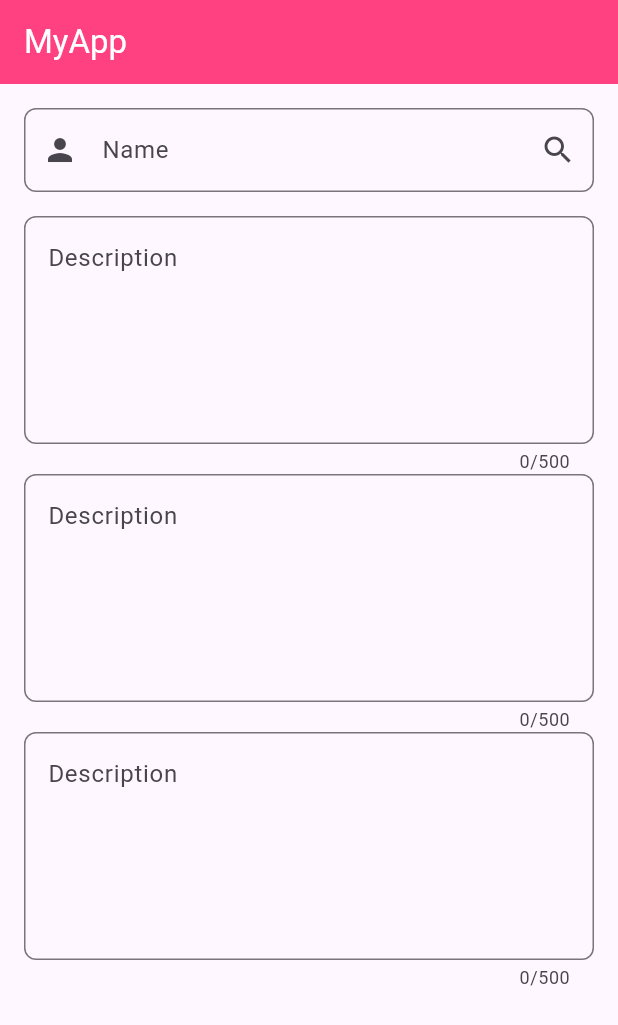
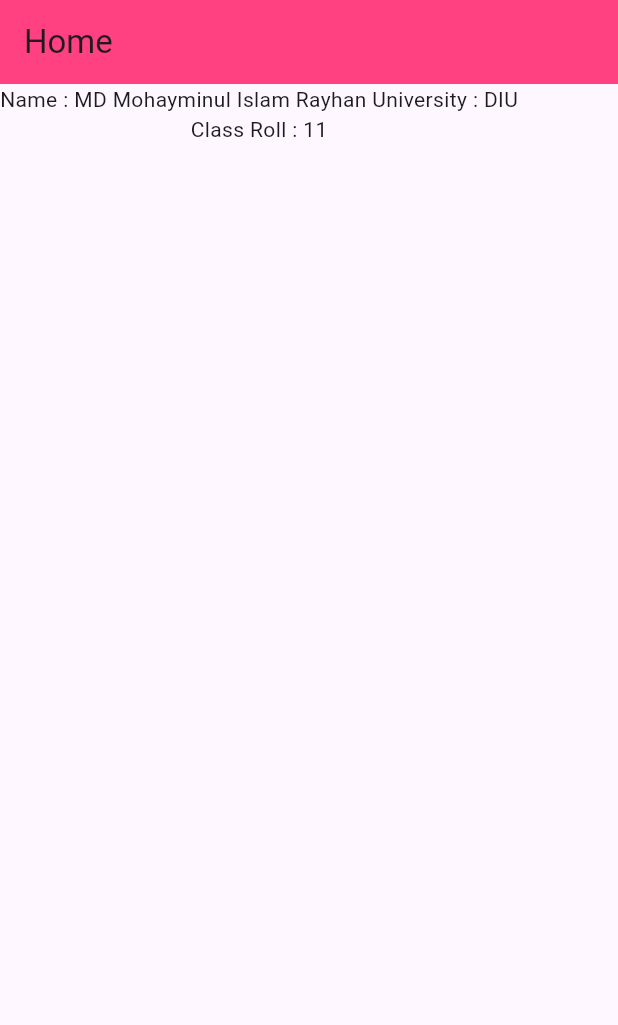
Before and after one commit to mohayminul94/flutter_practice, a Flutter app: the screen it shows after launch, on a phone screen of 412 x 824 dp. Shown: the top 1025 px of the screen. Run offline on Flutter 3.47's test engine with Material 3 defaults, Android fonts, the phone set to English and light mode, and no system bars.

Commit message:
MediaQuery Wrap, LayoutBuilder

```diff
--- a/lib/main.dart
+++ b/lib/main.dart
@@ -1,7 +1,7 @@
 import 'package:flutter/material.dart';
 
-void main() {
-  runApp(const MyApp());
+void main(){
+  runApp(MyApp());
 }
 
 class MyApp extends StatelessWidget {
@@ -11,126 +11,42 @@ class MyApp extends StatelessWidget {
   Widget build(BuildContext context) {
     return MaterialApp(
       debugShowCheckedModeBanner: false,
-      theme: ThemeData(
-        appBarTheme: const AppBarTheme(
-          backgroundColor: Colors.pinkAccent,
-          foregroundColor: Colors.white,
-        ),
+      home: Home(),
+    );
+  }
+}
+
+class Home extends StatelessWidget {
+  const Home({super.key});
+
+  @override
+  Widget build(BuildContext context) {
+
+    // --------------------MediaQuery ------------------------
+
+    MediaQueryData mediaQuery = MediaQuery.of(context);
+
+    print(mediaQuery.size.width);
+
+
+
+    return Scaffold(
+      appBar: AppBar(
+        title: Text("Home"),
+        backgroundColor: Colors.pinkAccent,
       ),
-      home: Scaffold(
-        appBar: AppBar(
-          title: const Text("MyApp"),
-        ),
-        body: SingleChildScrollView(
-          child: Padding(
-            padding: const EdgeInsets.all(16.0),
-            child: Column(
-              children: [
-                // Name Field
-                TextField(
-                  decoration: InputDecoration(
-                    labelText: 'Name',
-                    labelStyle: const TextStyle(
-                      fontSize: 16,
-                    ),
-                    hintText: "Enter your name",
-                    border: OutlineInputBorder(
-                      borderRadius: BorderRadius.circular(8), // Rounded corners
-                      borderSide: const BorderSide(color: Colors.blue, width: 2),
-                    ),
-                    focusedBorder: OutlineInputBorder(
-                      borderRadius: BorderRadius.circular(8),
-                      borderSide: const BorderSide(color: Colors.blue, width: 2),
-                    ),
-                    hintStyle: TextStyle(
-                      color: Colors.blue.shade500,
-                    ),
-                    prefixIcon: const Icon(Icons.person), // Better icon
-                    suffixIcon: IconButton(
-                      onPressed: () {},
-                      icon: const Icon(Icons.search),
-                    ),
-                  ),
-                ),
-                const SizedBox(height: 16),
-
-                // Description Field
-                TextField(
-                  maxLines: 5,
-                  maxLength: 500,
-                  onTap: () {},
-                  decoration: InputDecoration(
-                    labelText: 'Description',
-                    alignLabelWithHint: true, // Align label properly
-                    labelStyle: const TextStyle(
-                      fontSize: 16,
-                    ),
-                    hintText: "Enter your description",
-                    border: OutlineInputBorder(
-                      borderRadius: BorderRadius.circular(8),
-                      borderSide: const BorderSide(color: Colors.blue, width: 2),
-                    ),
-                    focusedBorder: OutlineInputBorder(
-                      borderRadius: BorderRadius.circular(8),
-                      borderSide: const BorderSide(color: Colors.blue, width: 2),
-                    ),
-                    hintStyle: TextStyle(
-                      color: Colors.blue.shade500,
-                    ),
-                  ),
-                ),
-                TextField(
-                  maxLines: 5,
-                  maxLength: 500,
-                  onTap: () {},
-                  decoration: InputDecoration(
-                    labelText: 'Description',
-                    alignLabelWithHint: true, // Align label properly
-                    labelStyle: const TextStyle(
-                      fontSize: 16,
-                    ),
-                    hintText: "Enter your description",
-                    border: OutlineInputBorder(
-                      borderRadius: BorderRadius.circular(8),
-                      borderSide: const BorderSide(color: Colors.blue, width: 2),
-                    ),
-                    focusedBorder: OutlineInputBorder(
-                      borderRadius: BorderRadius.circular(8),
-                      borderSide: const BorderSide(color: Colors.blue, width: 2),
-                    ),
-                    hintStyle: TextStyle(
-                      color: Colors.blue.shade500,
-                    ),
-                  ),
-                ),
-                TextField(
-                  maxLines: 5,
-                  maxLength: 500,
-                  onTap: () {},
-                  decoration: InputDecoration(
-                    labelText: 'Description',
-                    alignLabelWithHint: true, // Align label properly
-                    labelStyle: const TextStyle(
-                      fontSize: 16,
-                    ),
-                    hintText: "Enter your description",
-                    border: OutlineInputBorder(
-                      borderRadius: BorderRadius.circular(8),
-                      borderSide: const BorderSide(color: Colors.blue, width: 2),
-                    ),
-                    focusedBorder: OutlineInputBorder(
-                      borderRadius: BorderRadius.circular(8),
-                      borderSide: const BorderSide(color: Colors.blue, width: 2),
-                    ),
-                    hintStyle: TextStyle(
-                      color: Colors.blue.shade500,
-                    ),
-                  ),
-                ),
-              ],
-            ),
-          ),
-        ),
+      body: Column(
+        children: [
+          Wrap(
+            alignment: WrapAlignment.center,
+            crossAxisAlignment: WrapCrossAlignment.center,
+            children: [
+              Text('Name : MD Mohayminul Islam Rayhan '),
+              Text('University : DIU'),
+              Text('Class Roll : 11')
+            ],
+          )
+        ],
       ),
     );
   }
```
